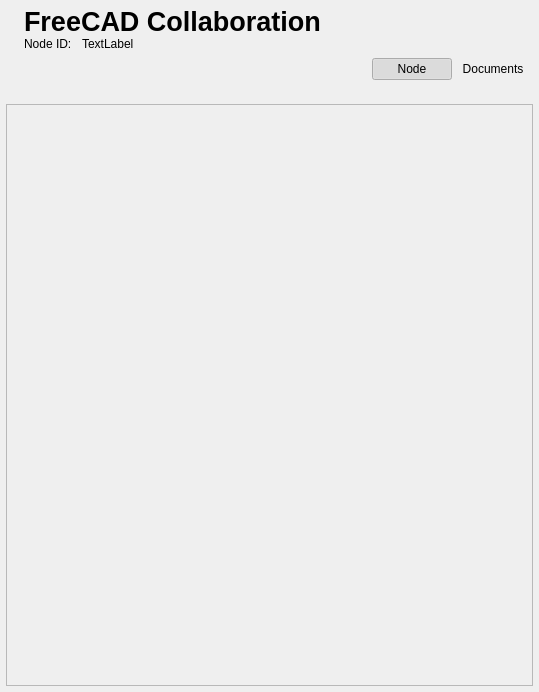
Old version of the form Resources/Ui/Controls.ui in the repository OpenCollaborationPlatform/CollaborativeFC.
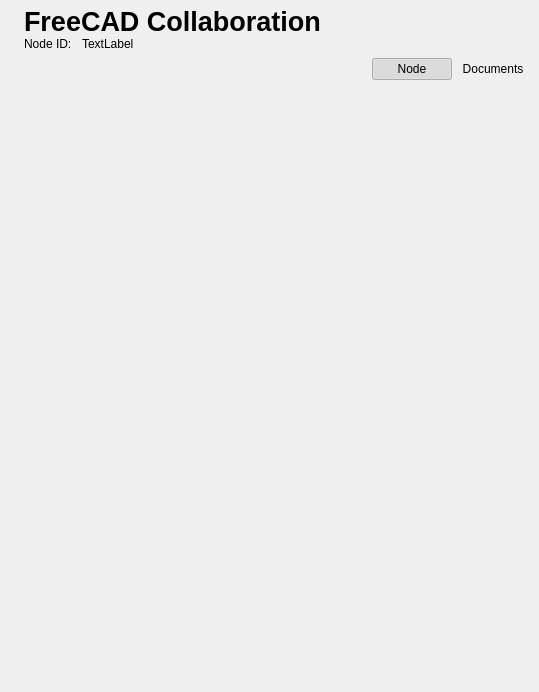
New version of the form. The open tabs and pages were chosen to show the change. Icons and pictures are not drawn.

Commit message: Add more UI implementation with classic widgets

Patch:
```diff
--- a/Resources/Ui/Controls.ui
+++ b/Resources/Ui/Controls.ui
@@ -751,6 +751,12 @@
        </property>
        <item>
         <widget class="QScrollArea" name="docArea">
+         <property name="frameShape">
+          <enum>QFrame::NoFrame</enum>
+         </property>
+         <property name="horizontalScrollBarPolicy">
+          <enum>Qt::ScrollBarAlwaysOff</enum>
+         </property>
          <property name="widgetResizable">
           <bool>true</bool>
          </property>
@@ -759,8 +765,8 @@
            <rect>
             <x>0</x>
             <y>0</y>
-            <width>523</width>
-            <height>548</height>
+            <width>527</width>
+            <height>552</height>
            </rect>
           </property>
          </widget>
```
Left out of the diff: 2 changed lines with no effect on the pictures. The commit also changes 5 other files.
